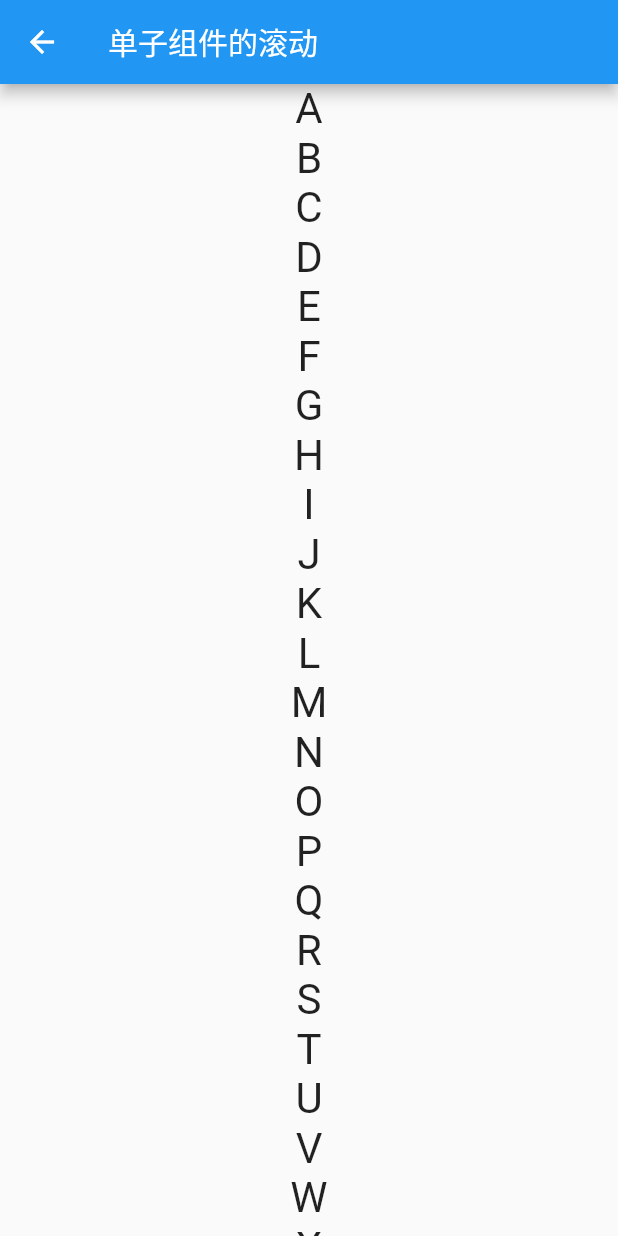
After one commit to Akatsukishen/flutter_in_action_v2, a Flutter app: the screen it shows after launch, after a tap on "单滚动组件", on a phone screen of 412 x 824 dp. The commit adds this screen. Run offline on Flutter 3.47's test engine with Material 2 defaults, Android fonts, the phone set to English and light mode, and no system bars.

Commit message:
feat:单滚动组件

```diff
--- /dev/null
+++ b/lib/ch06/single_scroll_view_page.dart
@@ -0,0 +1,27 @@
+import 'package:flutter/material.dart';
+
+import '../base/base_page.dart';
+
+class SingleChildScrollViewPage extends BasePage {
+  const SingleChildScrollViewPage({super.key, super.title = '单子组件的滚动'});
+
+  @override
+  Widget buildBody(BuildContext context) {
+    String str = 'ABCDEFGHIJKLMNOPQRSTUVWXYZ';
+    return Scrollbar( //显示滚动条
+      child: SingleChildScrollView(
+        child: Center(
+          child: Column(
+            children: str
+                .split("")
+                .map((e) => Text(
+                      e,
+                      textScaleFactor: 2.0,
+                    ))
+                .toList(),
+          ),
+        ),
+      ),
+    );
+  }
+}
--- a/lib/main.dart
+++ b/lib/main.dart
@@ -1,4 +1,5 @@
 import 'package:flutter/material.dart';
+import 'package:flutter_in_action_v2/ch06/single_scroll_view_page.dart';
 import 'package:flutter_in_action_v2/ch09/animated_switcher_page.dart';
 import 'package:flutter_in_action_v2/exercise/order_page.dart';
 import 'package:flutter_in_action_v2/exercise/overflow_page.dart';
@@ -43,6 +44,7 @@ class HomeEntryPage extends StatelessWidget {
   HomeEntryPage({super.key});
 
   final _entries = <String, WidgetBuilder>{
+    '单滚动组件': (context) => const SingleChildScrollViewPage(),
     '内置过渡动画组件':(context) => const AnimatedWidgetsPage(),
     '自定义过渡动画组件':(context) => const AnimatedDecoratedBoxPage(),
     '编译期赋值变量':(context) => const CompilingVariablePage(),
```
Also changed, not shown: assets/images/qiaoba_square.jpeg (added).
